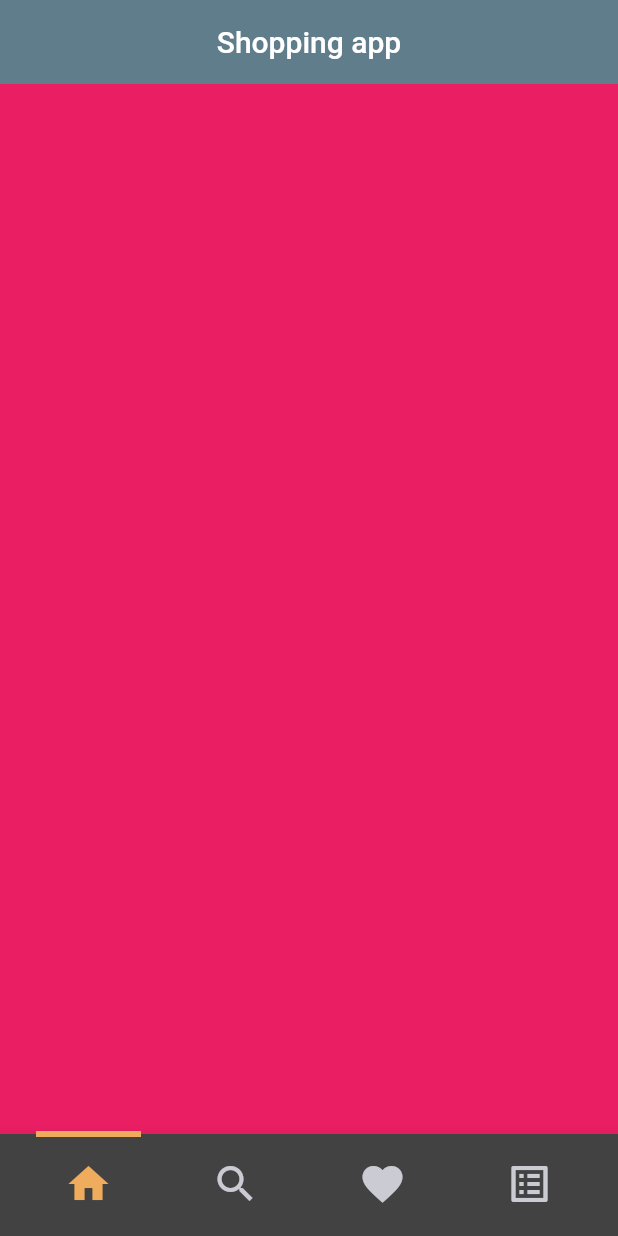
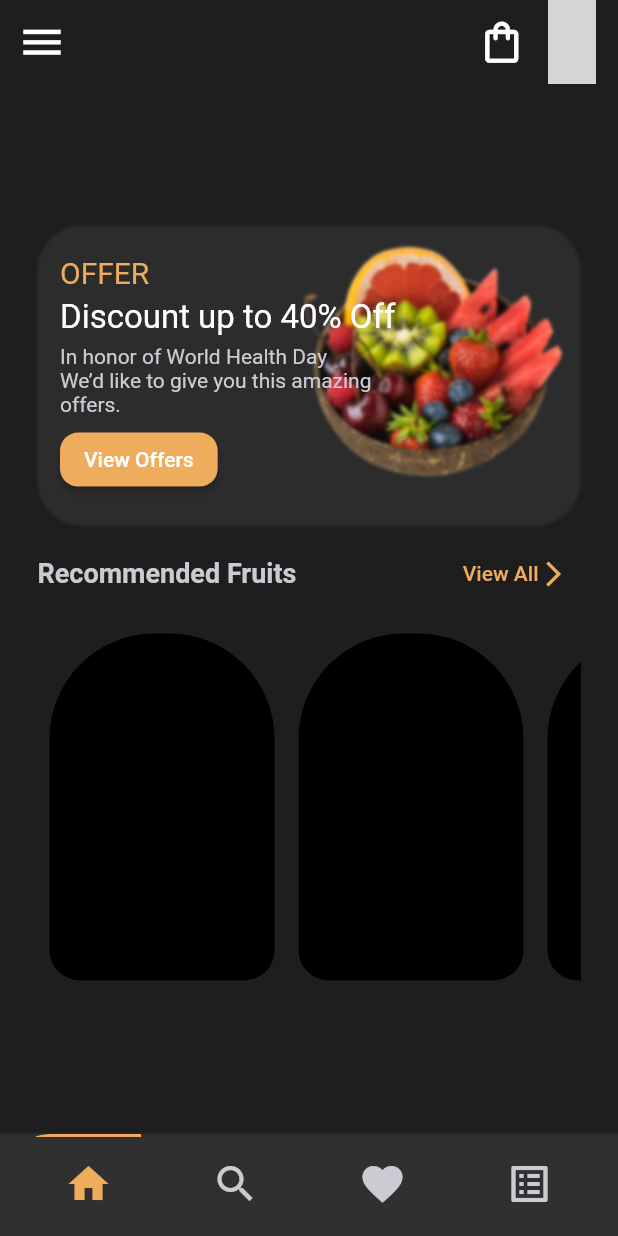
Before and after one commit to erdemsaray/online_greengrocer_app, a Flutter app: the screen it shows after launch, on a phone screen of 412 x 824 dp. Run offline on Flutter 3.47's test engine with Material 2 defaults, Android fonts, the phone set to English and light mode, and no system bars; network calls fail; grey boxes are pictures that could not be loaded.

Commit message:
homepage design

```diff
--- a/lib/constants/project_variables.dart
+++ b/lib/constants/project_variables.dart
@@ -7,3 +7,8 @@ class ColorItems {
   static Color colorTextGrey = const Color.fromRGBO(203, 203, 212, 1);
   static Color colorIconYellow = const Color.fromRGBO(210, 174, 130, 1);
 }
+
+class SizeItems {
+  static double appBarIconSize = 33;
+  static double navigationBarIconSize = 32;
+}
--- a/lib/views/homepage_view.dart
+++ b/lib/views/homepage_view.dart
@@ -1,14 +1,136 @@
+import 'dart:ui';
+
 import 'package:flutter/material.dart';
 
+import '../constants/project_variables.dart';
+
 class HomePageView extends StatelessWidget {
-  const HomePageView ({super.key});
+  const HomePageView({super.key});
 
+  @override
+  Widget build(BuildContext context) {
+    double heightSize = MediaQuery.of(context).size.height;
+    return Scaffold(
+      body: Container(
+        color: ColorItems.colorDarkGrey,
+        child: SafeArea(
+          child: Center(
+            child: Padding(
+              padding: const EdgeInsets.all(25.0),
+              child: Column(
+                mainAxisAlignment: MainAxisAlignment.center,
+                children: [
+                  const OfferWidget(),
+                  Padding(
+                    padding: const EdgeInsets.symmetric(vertical: 8),
+                    child: Row(
+                      children: [
+                        Text(
+                          "Recommended Fruits",
+                          style: TextStyle(color: ColorItems.colorTextGrey, fontSize: 18, fontWeight: FontWeight.bold),
+                        ),
+                        const Expanded(
+                          child: SizedBox(
+                            width: 100,
+                          ),
+                        ),
+                        TextButton(
+                          onPressed: () {},
+                          child: Row(
+                            children: [
+                              Text(
+                                "View All",
+                                style: TextStyle(color: ColorItems.colorOrangeYellow),
+                              ),
+                              Icon(Icons.arrow_forward_ios, size: 20, color: ColorItems.colorOrangeYellow)
+                            ],
+                          ),
+                        )
+                      ],
+                    ),
+                  ),
+                  SizedBox(
+                    height: heightSize * 0.3,
+                    child: ListView.builder(
+                      scrollDirection: Axis.horizontal,
+                      itemCount: 5,
+                      itemBuilder: (context, index) {
+                        return Padding(
+                          padding: const EdgeInsets.all(8.0),
+                          child: Container(
+                            decoration: const BoxDecoration(
+                                color: Colors.black,
+                                borderRadius:
+                                    BorderRadius.vertical(top: Radius.circular(70), bottom: Radius.circular(20))),
+                            height: heightSize * 0.2,
+                            width: 150,
+                          ),
+                        );
+                      },
+                    ),
+                  )
+                ],
+              ),
+            ),
+          ),
+        ),
+      ),
+    );
+  }
+}
 
+class OfferWidget extends StatelessWidget {
+  const OfferWidget({
+    Key? key,
+  }) : super(key: key);
 
   @override
   Widget build(BuildContext context) {
     return Container(
-      color: Colors.pink,
+      height: 200,
+      width: 400,
+      decoration: BoxDecoration(
+          color: ColorItems.colorSoftGrey,
+          borderRadius: BorderRadius.circular(30),
+          image:
+              const DecorationImage(alignment: FractionalOffset(1.0, 1), image: AssetImage("assets/offerimage.png"))),
+      child: Padding(
+        padding: const EdgeInsets.all(15.0),
+        child: BackdropFilter(
+          filter: ImageFilter.blur(sigmaX: 1.0, sigmaY: 1.0),
+          child: Column(
+            crossAxisAlignment: CrossAxisAlignment.start,
+            mainAxisAlignment: MainAxisAlignment.spaceEvenly,
+            children: [
+              Text(
+                "OFFER",
+                style: TextStyle(fontSize: 20, color: ColorItems.colorOrangeYellow),
+              ),
+              const Text(
+                "Discount up to 40% Off",
+                style: TextStyle(fontSize: 22, color: Colors.white),
+              ),
+              SizedBox(
+                width: 210,
+                child: Text(
+                  "In honor of World Health Day We’d like to give you this amazing offers.",
+                  style: TextStyle(color: ColorItems.colorTextGrey),
+                ),
+              ),
+              ElevatedButton(
+                  style: ButtonStyle(
+                      shape: MaterialStateProperty.all<RoundedRectangleBorder>(
+                        RoundedRectangleBorder(
+                          borderRadius: BorderRadius.circular(12.0),
+                        ),
+                      ),
+                      backgroundColor: MaterialStateProperty.all<Color>(ColorItems.colorOrangeYellow)),
+                  onPressed: () {},
+                  child: const Text("View Offers"))
+            ],
+          ),
+        ),
+      ),
     );
   }
 }
--- a/lib/views/tabview_main.dart
+++ b/lib/views/tabview_main.dart
@@ -28,54 +28,83 @@ class _TabViewPageState extends State<TabViewPage> with TickerProviderStateMixin
       length: 4,
       child: Scaffold(
         extendBodyBehindAppBar: true,
-        bottomNavigationBar: BottomAppBar(
-          notchMargin: 10,
-          shape: const CircularNotchedRectangle(),
+        bottomNavigationBar: ClipRRect(
+          borderRadius: const BorderRadius.all(Radius.circular(40)),
           child: TabBar(
             unselectedLabelColor: ColorItems.colorTextGrey,
-            padding: EdgeInsets.all(10),
+            padding: const EdgeInsets.all(10),
             labelColor: ColorItems.colorOrangeYellow,
             controller: _tabController,
             indicator: UnderlineTabIndicator(
               borderSide: BorderSide(color: ColorItems.colorOrangeYellow, width: 4.0),
               insets: const EdgeInsets.fromLTRB(80.0, 0.0, 80.0, 56.0),
             ),
-            tabs: const [
+            tabs: [
               Tab(
                 icon: Icon(
                   Icons.home,
-                  size: 32,
+                  size: SizeItems.navigationBarIconSize,
                 ),
               ),
               Tab(
                 icon: Icon(
                   Icons.search,
-                  size: 32,
+                  size: SizeItems.navigationBarIconSize,
                 ),
               ),
               Tab(
                 icon: Icon(
                   Icons.favorite,
-                  size: 32,
+                  size: SizeItems.navigationBarIconSize,
                 ),
               ),
               Tab(
                 icon: Icon(
                   Icons.list_alt,
-                  size: 32,
+                  size: SizeItems.navigationBarIconSize,
                 ),
               ),
             ],
           ),
         ),
         appBar: AppBar(
+          leading: IconButton(
+            onPressed: () {},
+            icon: Icon(
+              Icons.menu,
+              size: SizeItems.appBarIconSize,
+            ),
+          ),
+          actions: [
+            IconButton(
+                onPressed: () {},
+                icon: Icon(
+                  Icons.shopping_bag_outlined,
+                  size: SizeItems.appBarIconSize,
+                )),
+            const SizedBox(
+              width: 7,
+            ),
+            InkWell(
+              onTap: () {},
+              child: Container(
+                height: 32,
+                width: 32,
+                decoration: BoxDecoration(
+                    borderRadius: BorderRadius.circular(50),
+                    image: const DecorationImage(
+                      image: NetworkImage(
+                        "https://portal.bilardo.gov.tr/assets/pages/media/profile/profile_user.jpg",
+                      ),
+                    )),
+              ),
+            ),
+            const SizedBox(
+              width: 15,
+            )
+          ],
           elevation: 0,
-          backgroundColor: Colors.blueGrey,
-          centerTitle: true,
-          title: const Text(
-            'Shopping app',
-            //style: ProjectStyles.titleStyle,
-          ),
+          backgroundColor: Colors.transparent,
         ),
         body: TabBarView(
           controller: _tabController,
--- a/pubspec.yaml
+++ b/pubspec.yaml
@@ -60,8 +60,8 @@ flutter:
   uses-material-design: true
 
   # To add assets to your application, add an assets section, like this:
-  # assets:
-  #   - images/a_dot_burr.jpeg
+  assets:
+    - assets/
   #   - images/a_dot_ham.jpeg
 
   # An image asset can refer to one or more resolution-specific "variants", see
```
Also changed, not shown: lib/widgets/vertical_card_widget.dart (added, +141 -0 lines), assets/offerimage.png (added).
